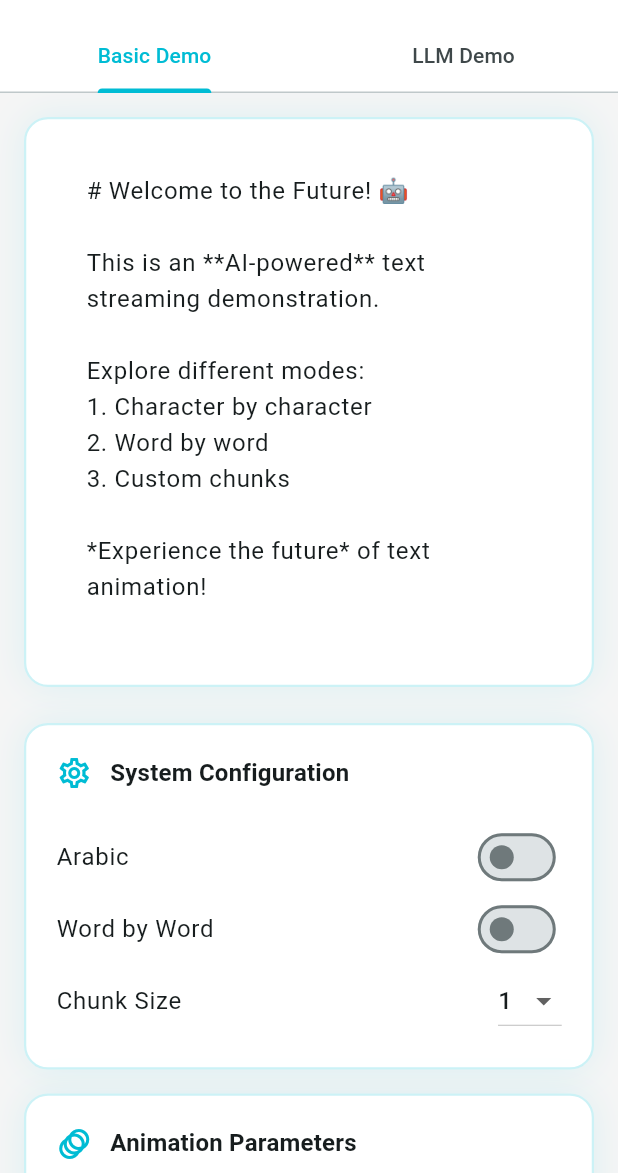
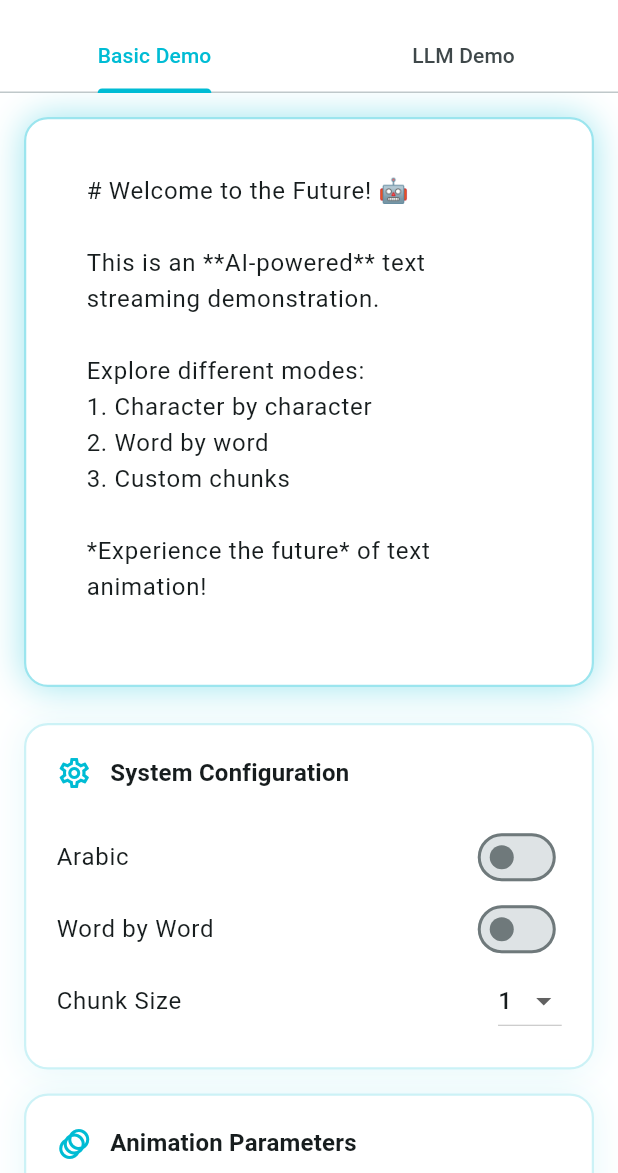
Before and after one commit to hooshyar/flutter_streaming_text_markdown, a Flutter app: the screen it shows after launch, on a phone screen of 412 x 824 dp, the part 63-1236 px from its top. Run offline on Flutter 3.47's test engine with Material 3 defaults, Android fonts, the phone set to English and light mode, and no system bars; our stand-ins replace flutter_markdown.

Commit message:
Fix failing tests

```diff
--- a/example/lib/main.dart
+++ b/example/lib/main.dart
@@ -164,7 +164,7 @@ class _MyHomePageState extends State<MyHomePage> {
     return Directionality(
       textDirection: isArabic ? TextDirection.rtl : TextDirection.ltr,
       child: Scaffold(
-        backgroundColor: theme.colorScheme.background,
+        backgroundColor: theme.colorScheme.surface,
         body: SingleChildScrollView(
           child: Padding(
             padding: const EdgeInsets.all(16.0),
@@ -180,12 +180,12 @@ class _MyHomePageState extends State<MyHomePage> {
                     color: theme.colorScheme.surface,
                     borderRadius: BorderRadius.circular(16),
                     border: Border.all(
-                      color: theme.colorScheme.primary.withOpacity(0.2),
+                      color: theme.colorScheme.primary.withAlpha(100),
                       width: 1.5,
                     ),
                     boxShadow: [
                       BoxShadow(
-                        color: theme.colorScheme.primary.withOpacity(0.1),
+                        color: theme.colorScheme.primary.withAlpha(100),
                         blurRadius: 20,
                         spreadRadius: 0,
                       ),
```
Also changed, not shown: 1 other file.
